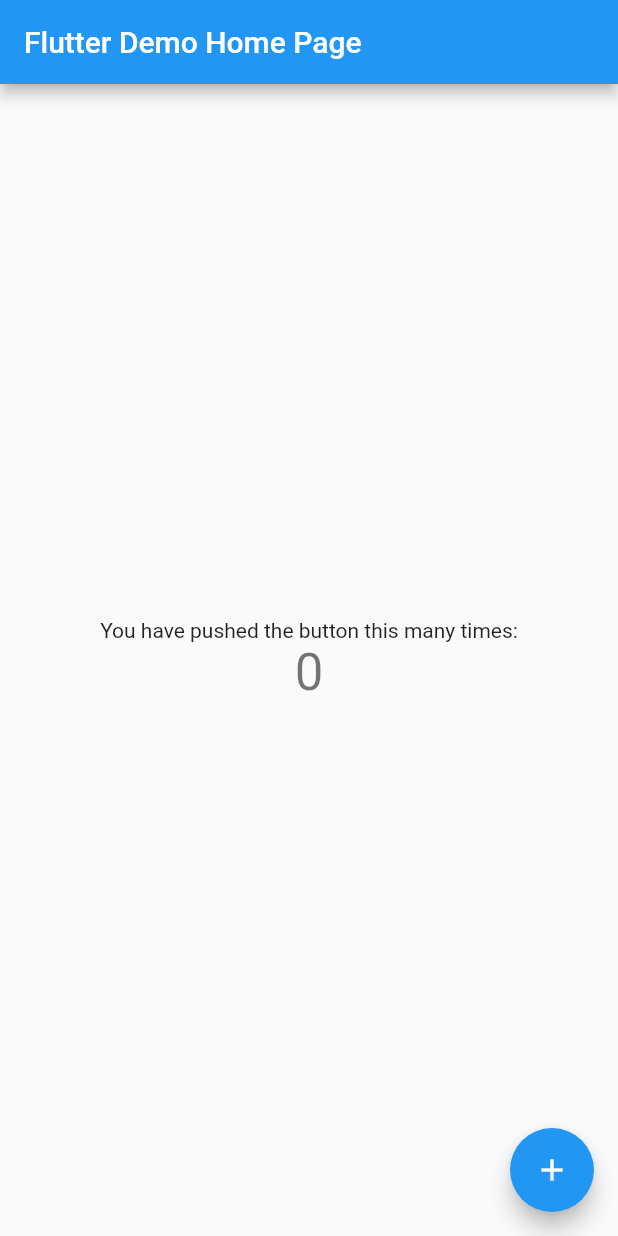
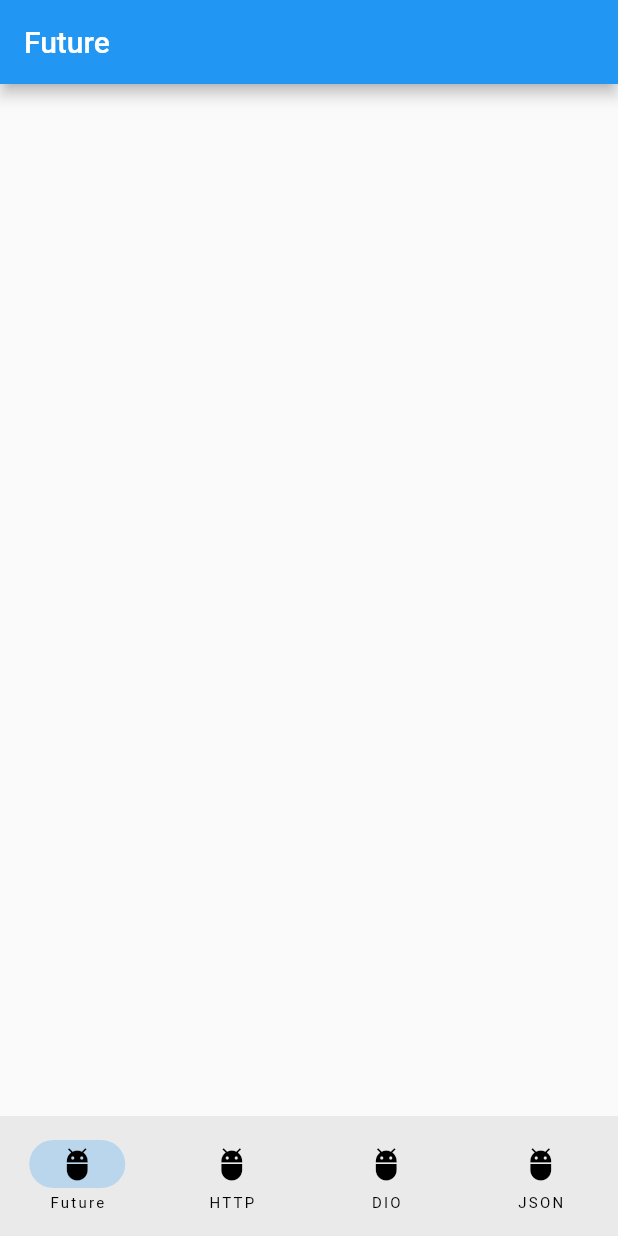
Before and after one commit to Bachar-official/flutter_education, a Flutter app: the screen it shows after launch, on a phone screen of 412 x 824 dp. Run offline on Flutter 3.47's test engine with Material 2 defaults, Android fonts, the phone set to English and light mode, and no system bars.

Commit message:
async init commit

```diff
--- /dev/null
+++ b/lib/future.dart
@@ -0,0 +1,17 @@
+import 'package:flutter/material.dart';
+
+class FutureScreen extends StatelessWidget {
+  FutureScreen({super.key});
+
+  @override
+  Widget build(BuildContext context) {
+    return Scaffold(
+      appBar: AppBar(
+        title: const Text('Future'),
+      ),
+      body: Column(
+        children: [],
+      ),
+    );
+  }
+}
--- a/lib/main.dart
+++ b/lib/main.dart
@@ -1,4 +1,8 @@
 import 'package:flutter/material.dart';
+import 'package:flutter_education/dio.dart';
+import 'package:flutter_education/future.dart';
+import 'package:flutter_education/http.dart';
+import 'package:flutter_education/json.dart';
 
 void main() {
   runApp(const MyApp());
@@ -13,54 +17,44 @@ class MyApp extends StatelessWidget {
       theme: ThemeData(
         primarySwatch: Colors.blue,
       ),
-      home: const MyHomePage(title: 'Flutter Demo Home Page'),
+      home: const MyHomePage(),
     );
   }
 }
 
 class MyHomePage extends StatefulWidget {
-  const MyHomePage({super.key, required this.title});
-
-  final String title;
-
+  const MyHomePage({super.key});
   @override
   State<MyHomePage> createState() => _MyHomePageState();
 }
 
 class _MyHomePageState extends State<MyHomePage> {
-  int _counter = 0;
 
-  void _incrementCounter() {
-    setState(() {
-      _counter++;
-    });
+  int pageNumber = 0;
+
+  void setPage(int page) {
+    pageNumber = page;
+    setState(() {});
   }
 
   @override
   Widget build(BuildContext context) {
     return Scaffold(
-      appBar: AppBar(
-        title: Text(widget.title),
+      bottomNavigationBar: NavigationBar(
+        onDestinationSelected: setPage,
+        destinations: const [
+          NavigationDestination(icon: Icon(Icons.adb_sharp), label: 'Future'),
+          NavigationDestination(icon: Icon(Icons.adb_sharp), label: 'HTTP'),
+          NavigationDestination(icon: Icon(Icons.adb_sharp), label: 'DIO'),
+          NavigationDestination(icon: Icon(Icons.adb_sharp), label: 'JSON'),
+        ],
       ),
-      body: Center(
-        child: Column(
-          mainAxisAlignment: MainAxisAlignment.center,
-          children: <Widget>[
-            const Text(
-              'You have pushed the button this many times:',
-            ),
-            Text(
-              '$_counter',
-              style: Theme.of(context).textTheme.headline4,
-            ),
-          ],
-        ),
-      ),
-      floatingActionButton: FloatingActionButton(
-        onPressed: _incrementCounter,
-        tooltip: 'Increment',
-        child: const Icon(Icons.add),
-      ),
+      body: [
+        FutureScreen(),
+        HttpScreen(),
+        DioScreen(),
+        JsonScreen()
+      ][pageNumber],
     );
   }
 }
--- a/pubspec.yaml
+++ b/pubspec.yaml
@@ -36,6 +36,8 @@ dependencies:
   # The following adds the Cupertino Icons font to your application.
   # Use with the CupertinoIcons class for iOS style icons.
   cupertino_icons: ^1.0.2
+  http: ^0.13.5
+  dio: ^4.0.6
 
 dev_dependencies:
   flutter_test:
```
Also changed, not shown: lib/dio.dart (added, +10 -0 lines), lib/http.dart (added, +10 -0 lines), lib/json.dart (added, +10 -0 lines).
